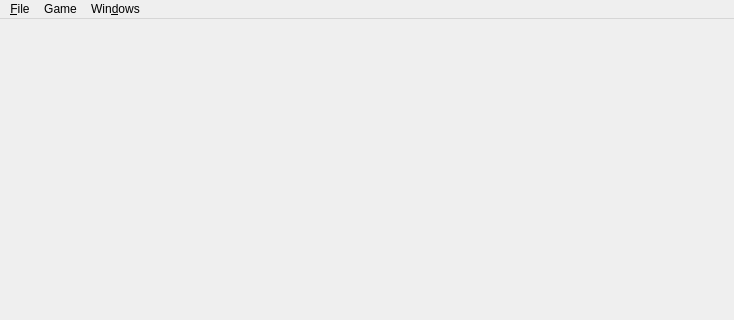
cyberegoorg/cetech, file playground/ui/mainwindow.ui: the form before one commit; both pictures show x 0 to 734 and y 0 to 320 of the 734 by 571 pixel window.
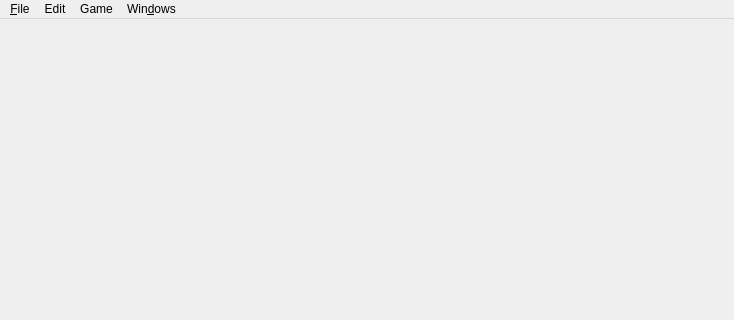
The form after the commit.

```diff
--- a/playground/ui/mainwindow.ui
+++ b/playground/ui/mainwindow.ui
@@ -53,7 +53,14 @@
     </property>
     <addaction name="actionRun_standalone"/>
    </widget>
+   <widget class="QMenu" name="menuEdit">
+    <property name="title">
+     <string>Edit</string>
+    </property>
+    <addaction name="actionReload_all"/>
+   </widget>
    <addaction name="menu_File"/>
+   <addaction name="menuEdit"/>
    <addaction name="menuGame"/>
    <addaction name="menuTools"/>
   </widget>
```
Left out of the diff: 25 changed lines with no effect on the pictures.
